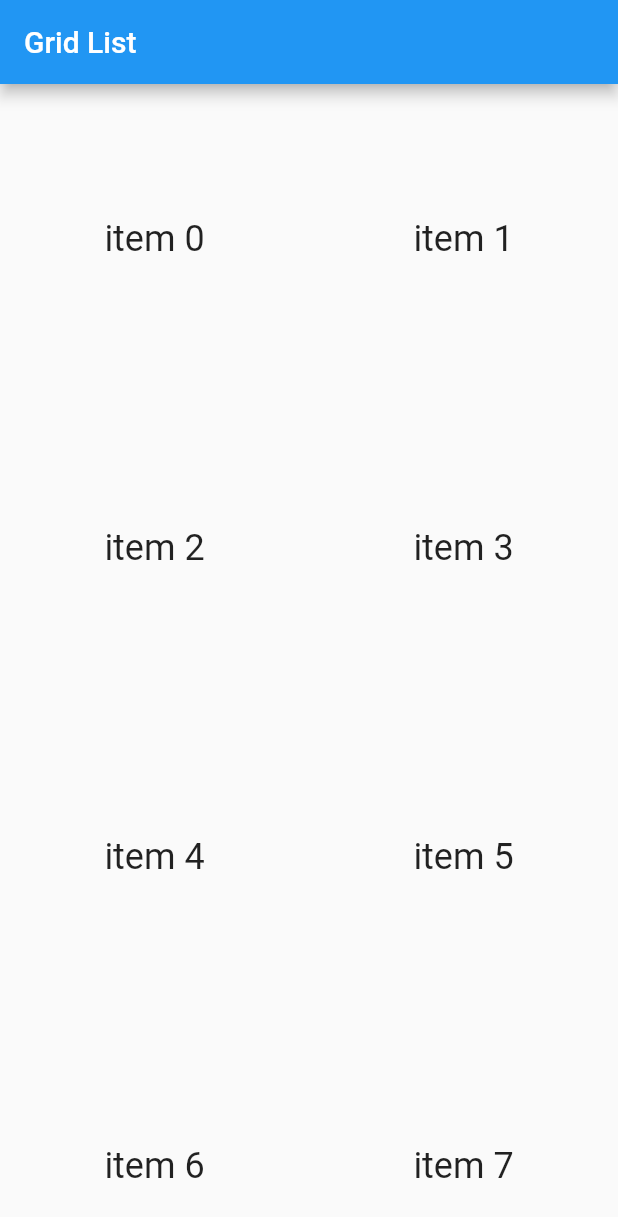
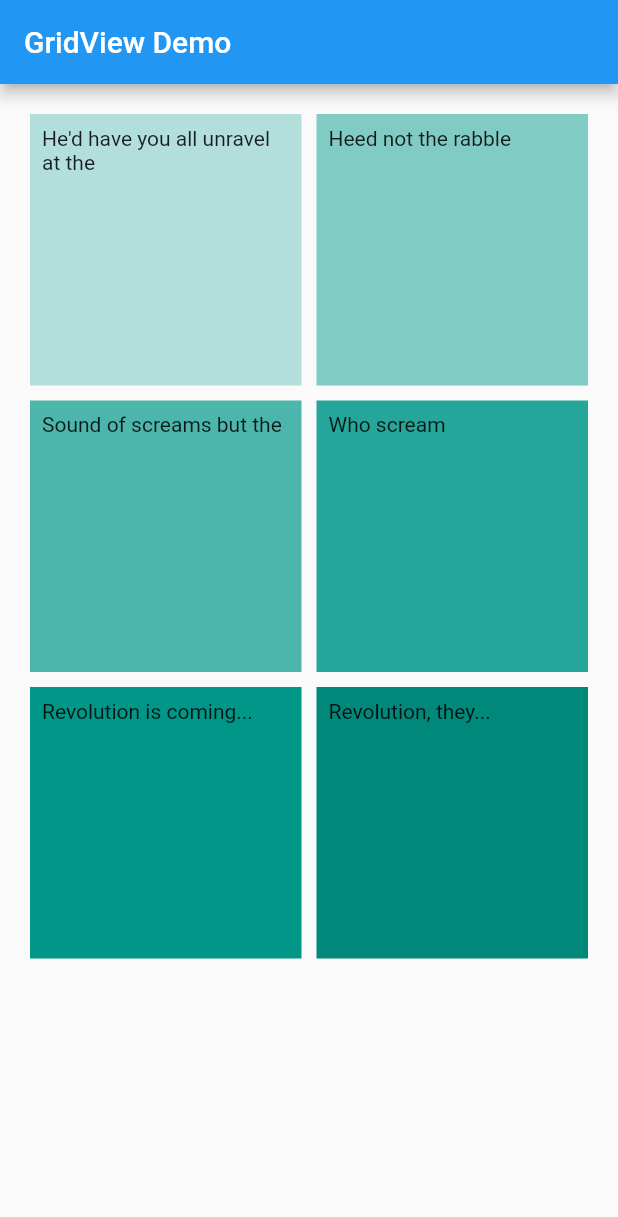
Before and after one commit to nvrr/Flutter.Doc, a Flutter app: the screen it shows after launch, on a phone screen of 412 x 824 dp. Shown: the top 1217 px of the screen. Run offline on Flutter 3.47's test engine with Material 2 defaults, Android fonts, the phone set to English and light mode, and no system bars.

Commit message:
GridView

```diff
--- a/lib/main.dart
+++ b/lib/main.dart
@@ -7,24 +7,53 @@ void main() {
 class MyApp extends StatelessWidget {
   @override
   Widget build(BuildContext context) {
-    final title = 'Grid List';
+    final appTitle = 'GridView Demo';
 
     return MaterialApp(
-      title: title,
+      title: appTitle,
       home: Scaffold(
         appBar: AppBar(
-          title: Text(title)
+          title: Text(appTitle)
         ),
-        body: GridView.count(
-          crossAxisCount: 2,
-          children: List.generate(100, (index){
-            return Center(
-              child: Text('item $index',
-              style: Theme.of(context).textTheme.headline5,
-              )
-            );
-          })
-        )
+        body:GridView.count(
+  primary: false,
+  padding: const EdgeInsets.all(20),
+  crossAxisSpacing: 10,
+  mainAxisSpacing: 10,
+  crossAxisCount: 2,
+  children: <Widget>[
+    Container(
+      padding: const EdgeInsets.all(8),
+      child: const Text("He'd have you all unravel at the"),
+      color: Colors.teal[100],
+    ),
+    Container(
+      padding: const EdgeInsets.all(8),
+      child: const Text('Heed not the rabble'),
+      color: Colors.teal[200],
+    ),
+    Container(
+      padding: const EdgeInsets.all(8),
+      child: const Text('Sound of screams but the'),
+      color: Colors.teal[300],
+    ),
+    Container(
+      padding: const EdgeInsets.all(8),
+      child: const Text('Who scream'),
+      color: Colors.teal[400],
+    ),
+    Container(
+      padding: const EdgeInsets.all(8),
+      child: const Text('Revolution is coming...'),
+      color: Colors.teal[500],
+    ),
+    Container(
+      padding: const EdgeInsets.all(8),
+      child: const Text('Revolution, they...'),
+      color: Colors.teal[600],
+    ),
+  ],
+)
       )
     );
   }
```
